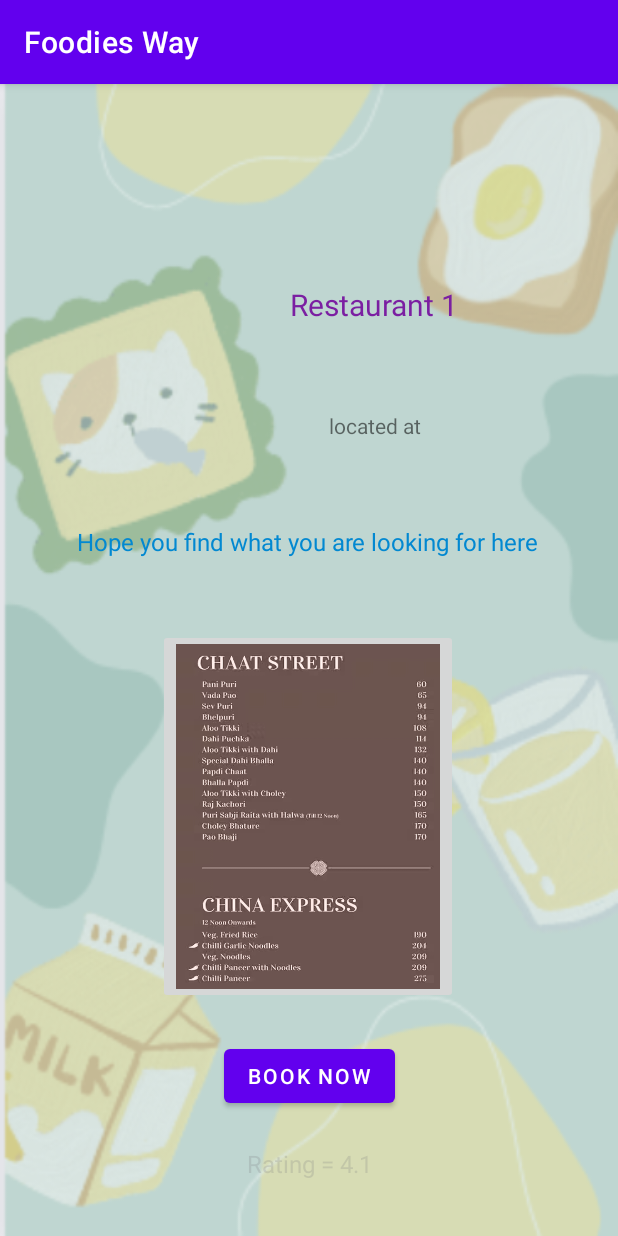
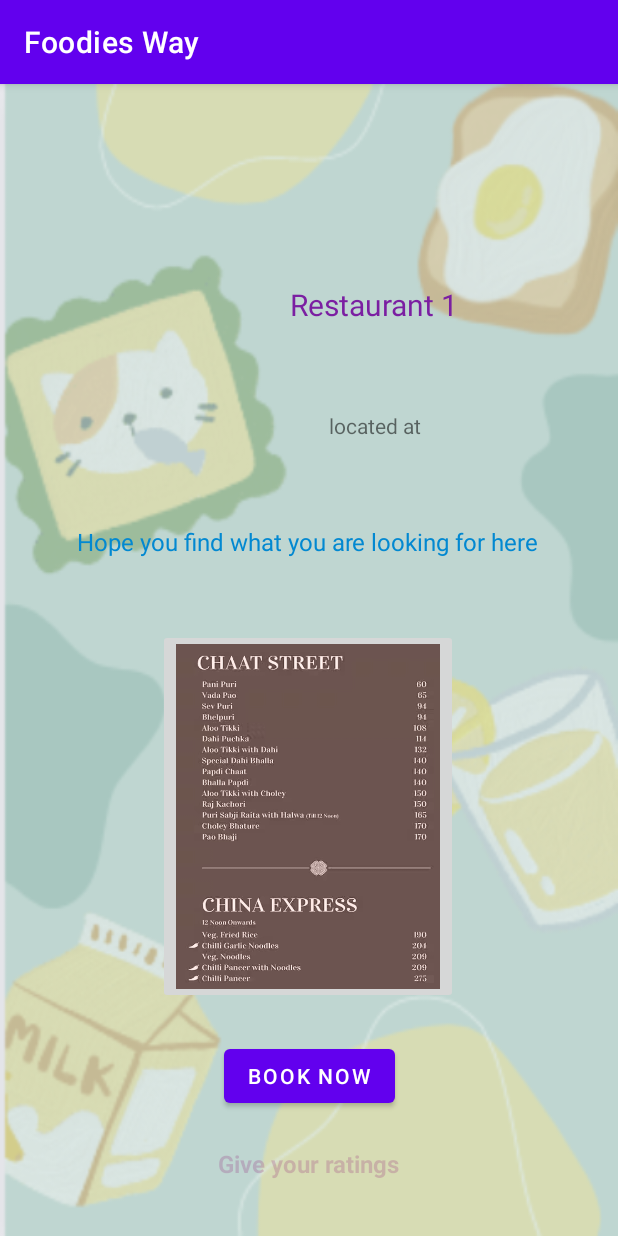
Before and after one commit to Gourav-Ahlawat/foodies-way, an Android app: the Clicking_on_Button_01 screen opened directly, with no data from a screen before it, on a phone screen of 412 x 824 dp. Run offline under Robolectric (Android 15) with nearby library versions, the light colour scheme and no system bars.

Commit message:
final work done

```diff
--- a/app/src/main/AndroidManifest.xml
+++ b/app/src/main/AndroidManifest.xml
@@ -15,6 +15,9 @@
         android:supportsRtl="true"
         android:theme="@style/Theme.Page_number_01"
         tools:targetApi="31">
+        <activity
+            android:name=".Review_page"
+            android:exported="false" />
         <activity
             android:name=".final_msg_screen"
             android:exported="false" />
--- a/app/src/main/java/com/example/page_number_01/Clicking_on_Button_01.kt
+++ b/app/src/main/java/com/example/page_number_01/Clicking_on_Button_01.kt
@@ -5,6 +5,7 @@ import androidx.appcompat.app.AppCompatActivity
 import android.os.Bundle
 import android.widget.Button
 import android.widget.ImageButton
+import android.widget.TextView
 
 class Clicking_on_Button_01 : AppCompatActivity() {
     override fun onCreate(savedInstanceState: Bundle?) {
@@ -22,5 +23,10 @@ class Clicking_on_Button_01 : AppCompatActivity() {
             val intent1= Intent(this,booking_page_for_button_01::class.java)
             startActivity(intent1)
         }
+
+        val rev:TextView = findViewById(R.id.review_text_view)
+        rev.setOnClickListener {
+            startActivity(Intent(this, Review_page::class.java))
+        }
     }
 }
--- a/app/src/main/java/com/example/page_number_01/booking_details_revisited.kt
+++ b/app/src/main/java/com/example/page_number_01/booking_details_revisited.kt
@@ -43,6 +43,12 @@ class booking_details_revisited : AppCompatActivity() {
         goa.setOnClickListener {
             startActivity(Intent(this,final_msg_screen::class.java))
         }
+
+        val gob:Button = findViewById(R.id.Return_to_fill_details_of_booking_page)
+        gob.setOnClickListener {
+            startActivity(Intent(this,booking_page_for_button_01::class.java))
+        }
     }
 
+
 }
--- a/app/src/main/res/layout/activity_clicking_on_button01.xml
+++ b/app/src/main/res/layout/activity_clicking_on_button01.xml
@@ -65,9 +65,11 @@
             android:id="@+id/review_text_view"
             android:layout_width="wrap_content"
             android:layout_height="wrap_content"
-            android:text="Rating = 4.1"
-            android:textColor="#3674787A"
+            android:text="Give your ratings"
+            android:textColor="#368F1470"
+            android:textColorHint="#D32929"
             android:textSize="16dp"
+            android:textStyle="bold"
             app:layout_constraintBottom_toBottomOf="parent"
             app:layout_constraintEnd_toEndOf="parent"
             app:layout_constraintStart_toStartOf="parent"
```
Also changed, not shown: app/src/main/java/com/example/page_number_01/Review_page.kt (added, +21 -0 lines), app/src/main/res/layout/activity_review_page.xml (added, +46 -0 lines), 67 other files.
